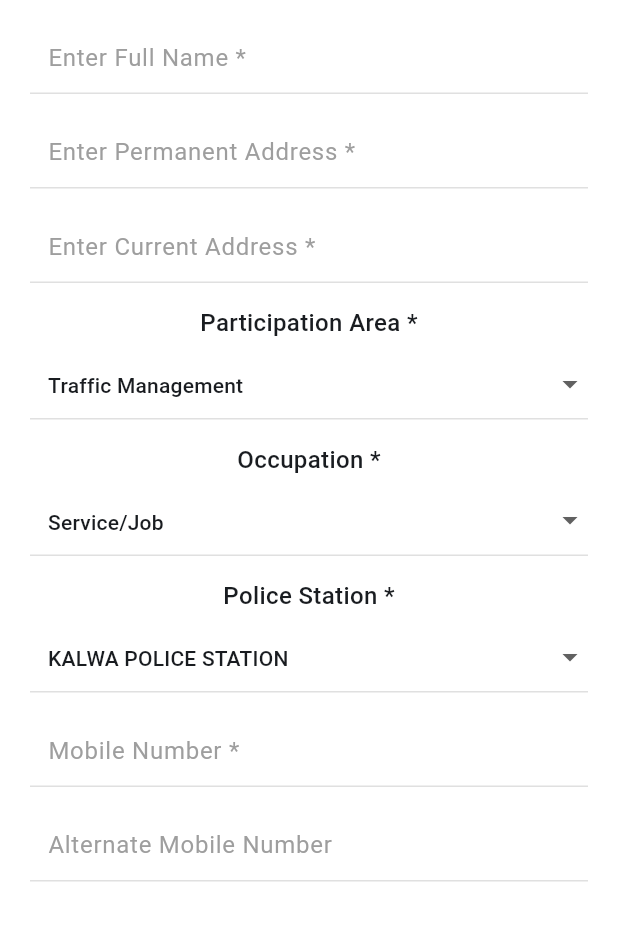
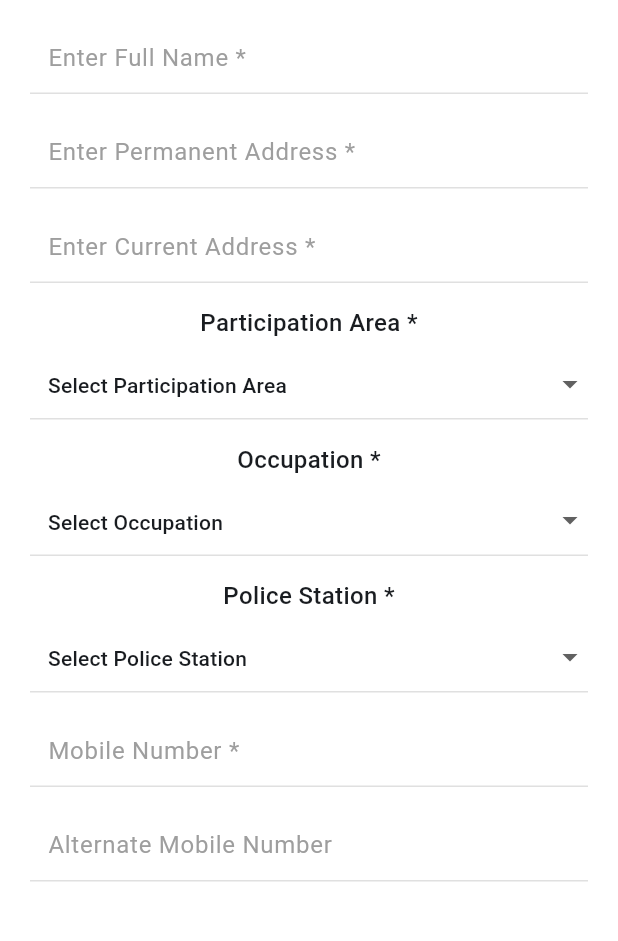
Before and after one commit to hellodeveloper7854/police-mitra, a Flutter app: the SignupScreen screen opened by its route, on a phone screen of 412 x 824 dp, the part 293-1234 px from its top. Run offline on Flutter 3.47's test engine with Material 3 defaults, Android fonts, the phone set to English and light mode, and no system bars; our stand-ins replace go_router, share_plus, supabase_flutter; missing offline and left inert: encrypt; accounts and stored records are empty.

Commit message:
updated refistration page

```diff
--- a/lib/screens/signup_screen.dart
+++ b/lib/screens/signup_screen.dart
@@ -16,9 +16,9 @@ class _SignupScreenState extends State<SignupScreen> {
   final _fullNameController = TextEditingController();
   final _permanentAddressController = TextEditingController();
   final _currentAddressController = TextEditingController();
-  String _participation = 'Traffic Management';
-  String _policeStation = 'KALWA POLICE STATION';
-  String _occupation = 'Service/Job';
+  String _participation = 'Select Participation Area';
+  String _policeStation = 'Select Police Station';
+  String _occupation = 'Select Occupation';
   final _mobileController = TextEditingController();
   final _alternateMobileController = TextEditingController();
   final _dobController = TextEditingController();
@@ -29,7 +29,7 @@ class _SignupScreenState extends State<SignupScreen> {
   final _emailController = TextEditingController();
   final _passwordController = TextEditingController();
   final _confirmPasswordController = TextEditingController();
-  String _gender = 'Male';
+  String _gender = 'Select Gender';
   bool _accepted1 = false;
   bool _accepted2 = false;
   bool _accepted3 = false;
@@ -42,14 +42,14 @@ class _SignupScreenState extends State<SignupScreen> {
     if (!['Select Occupation', 'Service/Job', 'Business', 'Student', 'House Wife', 'Unemployed'].contains(_occupation)) {
       _occupation = 'Select Occupation';
     }
-    if (!['Traffic Management', 'Visiting Schools and Colleges to create awareness through PPT on various social topics', 'Visiting Senior Citizens in your Vicinity/Area', 'Working as Volunteer to Promote the Social Media Content shared by Local Police station', 'Crowd management during festival season'].contains(_participation)) {
-      _participation = 'Traffic Management';
+    if (!['Select Participation Area', 'Traffic Management', 'Visiting Schools and Colleges to create awareness through PPT on various social topics', 'Visiting Senior Citizens in your Vicinity/Area', 'Working as Volunteer to Promote the Social Media Content shared by Local Police station', 'Crowd management during festival season'].contains(_participation)) {
+      _participation = 'Select Participation Area';
     }
     if (!['Yes', 'No'].contains(_willingToWork)) {
       _willingToWork = 'Yes';
     }
-    if (!['Male', 'Female', 'Prefer not to say'].contains(_gender)) {
-      _gender = 'Male';
+    if (!['Select Gender', 'Male', 'Female', 'Prefer not to say'].contains(_gender)) {
+      _gender = 'Select Gender';
     }
     if (!['Select Police Station', "KALWA POLICE STATION", "MUMBRA POLICE STATION", "NAUPADA POLICE STATION", "RABODI POLICE STATION", "SHILDOIGHAR POLICE STATION", "THANENAGAR POLICE STATION", "BHIWANDI POLICE STATION", "BHOIWADA POLICE STATION", "KONGAON POLICE STATION", "NARPOLI POLICE STATION", "NIZAMPURA POLICE STATION", "SHANTINAGAR POLICE STATION", "BAZARPETH POLICE STATION", "DOMBIWALI POLICE STATION", "KHADAKPADA POLICE STATION", "KOLSHEWADI POLICE STATION", "MAHATMA PHULE CHOUK POLICE STATION", "MANPADA POLICE STATION", "TILAKNAGAR POLICE STATION", "VISHNUNAGAR POLICE STATION", "AMBARNATH POLICE STATION", "BADALAPUR EAST POLICE STATION", "BADALAPUR WEST POLICE STATION", "CETRAL POLICE STATION", "HILLLINE POLICE STATION", "SHIVAJINAGAR POLICE STATION", "ULHASNAGAR POLICE STATION", "VITTHALWADI POLICE STATION", "CHITALSAR POLICE STATION", "KAPURBAWADI POLICE STATION", "KASARWADAWALI POLICE STATION", "KOPARI POLICE STATION", "SHRINAGAR POLICE STATION", "VARTAKNAGAR POLICE STATION", "WAGALE ESTATE POLICE STATION"].contains(_policeStation)) {
       _policeStation = 'Select Police Station';
@@ -100,8 +100,8 @@ class _SignupScreenState extends State<SignupScreen> {
   final _qualificationController = TextEditingController();
   final _ngoController = TextEditingController();
   final _timeController = TextEditingController();
-  String _bloodGroup = 'A+';
-  String _selectedDay = 'Monday';
+  String _bloodGroup = 'Select Blood Group';
+  String _selectedDay = 'Select Day';
   File? _selectedImage;
   String _willingToWork = 'Yes';
   bool _isLoading = false;
@@ -856,9 +856,9 @@ class _SignupScreenState extends State<SignupScreen> {
 
   Widget _buildDropdownField() {
     // Ensure the current value is valid, reset if not
-    final validOptions = ['Male', 'Female', 'Prefer not to say'];
+    final validOptions = ['Select Gender', 'Male', 'Female', 'Prefer not to say'];
     if (!validOptions.contains(_gender)) {
-      _gender = 'Male';
+      _gender = 'Select Gender';
     }
 
     return DropdownButtonFormField<String>(
@@ -893,6 +893,12 @@ class _SignupScreenState extends State<SignupScreen> {
         setState(() {
           _gender = value!;
         });
+      },
+      validator: (value) {
+        if (value == null || value == 'Select Gender') {
+          return 'Please select your gender';
+        }
+        return null;
       },
     );
   }
@@ -949,6 +955,7 @@ class _SignupScreenState extends State<SignupScreen> {
   Widget _buildParticipationDropdown() {
     // Ensure the current value is valid, reset if not
     final validOptions = [
+      'Select Participation Area',
       'Traffic Management',
       'School/College Awareness Programs',
       'Senior Citizen Visits',
@@ -956,7 +963,7 @@ class _SignupScreenState extends State<SignupScreen> {
       'Festival Crowd Management'
     ];
     if (!validOptions.contains(_participation)) {
-      _participation = 'Traffic Management';
+      _participation = 'Select Participation Area';
     }
 
     return DropdownButtonFormField<String>(
@@ -993,7 +1000,7 @@ class _SignupScreenState extends State<SignupScreen> {
         });
       },
       validator: (value) {
-        if (value == null || value.isEmpty) {
+        if (value == null || value == 'Select Participation Area') {
           return 'Please select a participation option';
         }
         return null;
```
